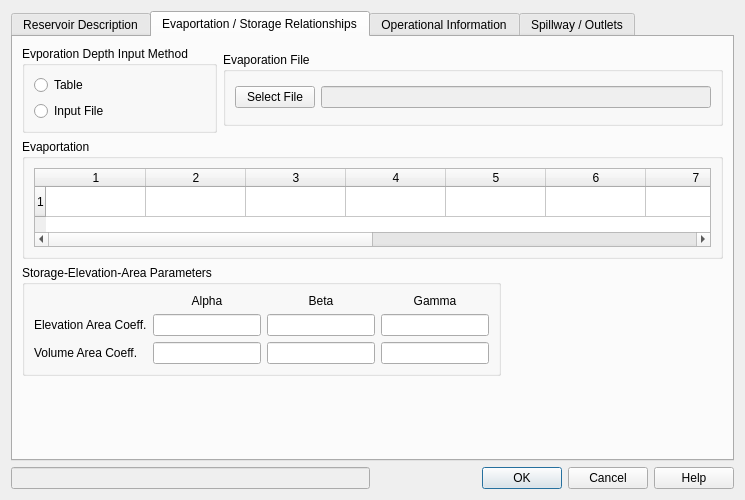
The window that gui/ui/reservoir_dialog.ui (lcford2/graps_gui) describes before a commit, drawn with Qt 5.
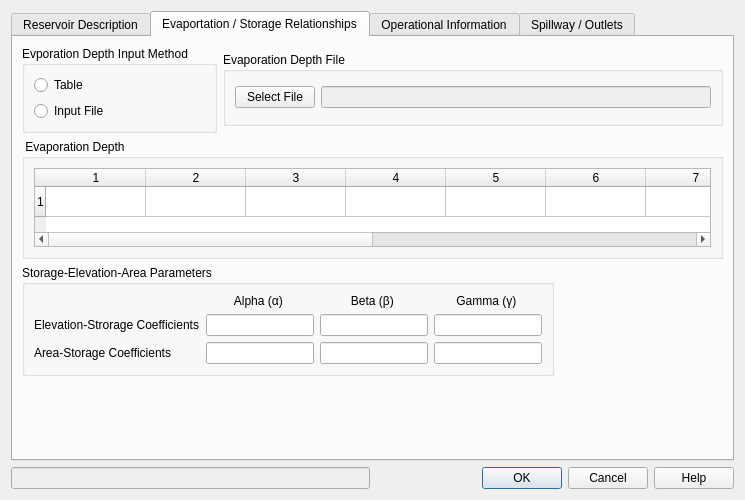
The same window after the commit. The open tabs and pages were chosen to show the change.

```diff
--- a/gui/ui/reservoir_dialog.ui
+++ b/gui/ui/reservoir_dialog.ui
@@ -283,7 +283,7 @@
           </size>
          </property>
          <property name="title">
-          <string>Evaporation File</string>
+          <string>Evaporation Depth File</string>
          </property>
          <layout class="QGridLayout" name="gridLayout_15">
           <item row="0" column="0">
@@ -324,7 +324,7 @@
              </sizepolicy>
             </property>
             <property name="text">
-             <string>Elevation Area Coeff.</string>
+             <string>Elevation-Strorage Coefficients</string>
             </property>
            </widget>
           </item>
@@ -367,7 +367,7 @@
              </sizepolicy>
             </property>
             <property name="text">
-             <string>Volume Area Coeff. </string>
+             <string>Area-Storage Coefficients</string>
             </property>
            </widget>
           </item>
@@ -407,7 +407,7 @@
              <number>7</number>
             </property>
             <property name="text">
-             <string>Alpha</string>
+             <string>&lt;html&gt;&lt;head/&gt;&lt;body&gt;&lt;p&gt;Alpha (&amp;alpha;) &lt;/p&gt;&lt;/body&gt;&lt;/html&gt;</string>
             </property>
             <property name="alignment">
              <set>Qt::AlignCenter</set>
@@ -420,7 +420,7 @@
              <number>7</number>
             </property>
             <property name="text">
-             <string>Beta</string>
+             <string>&lt;html&gt;&lt;head/&gt;&lt;body&gt;&lt;p&gt;Beta (&amp;beta;) &lt;/p&gt;&lt;/body&gt;&lt;/html&gt;</string>
             </property>
             <property name="alignment">
              <set>Qt::AlignCenter</set>
@@ -433,7 +433,7 @@
              <number>7</number>
             </property>
             <property name="text">
-             <string>Gamma</string>
+             <string>&lt;html&gt;&lt;head/&gt;&lt;body&gt;&lt;p&gt;Gamma (&amp;gamma;) &lt;/p&gt;&lt;/body&gt;&lt;/html&gt;</string>
             </property>
             <property name="alignment">
              <set>Qt::AlignCenter</set>
@@ -470,7 +470,7 @@
           </font>
          </property>
          <property name="title">
-          <string>Evaportation</string>
+          <string> Evaporation Depth </string>
          </property>
          <layout class="QGridLayout" name="gridLayout_4">
           <item row="0" column="0">
```
